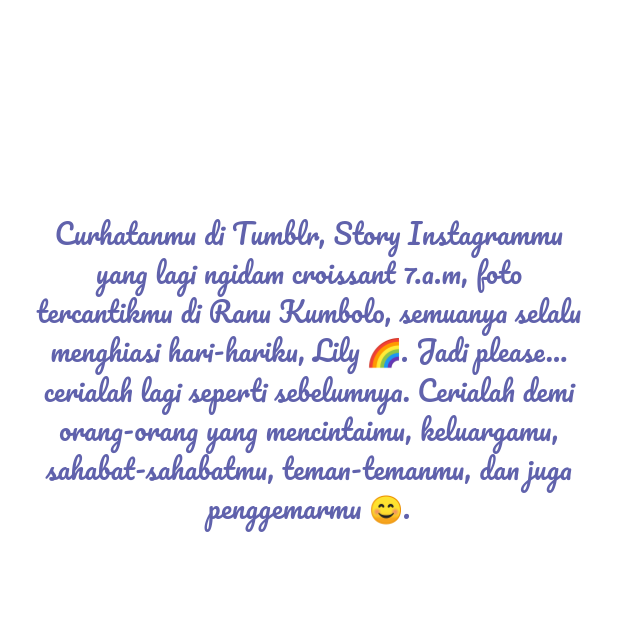
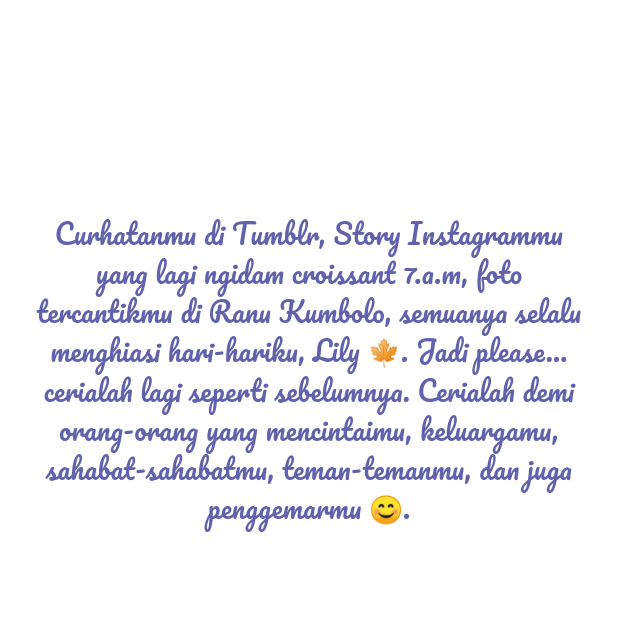
Before and after one commit to azzamt11/for_lily, a Flutter app: the SecondScreen screen opened by its route, on a phone screen of 412 x 824 dp, the top half of it. Run offline on Flutter 3.47's test engine with Material 3 defaults, Android fonts, the phone set to English and light mode, and no system bars; our stand-ins replace auto_route, firebase_core, firebase_database, google_fonts, just_audio, lottie; accounts and stored records are empty.

Commit message:
changing emoji

```diff
--- a/lib/features/second_screen.dart
+++ b/lib/features/second_screen.dart
@@ -39,7 +39,7 @@
                   child: Padding(
                     padding: EdgeInsets.fromLTRB(20, 0, 20, height * 0.4),
                     child: Text(
-                      "Curhatanmu di Tumblr, Story Instagrammu yang lagi ngidam croissant 7.a.m, foto tercantikmu di Ranu Kumbolo, semuanya selalu menghiasi hari-hariku, Lily 🌈. Jadi please... cerialah lagi seperti sebelumnya. Cerialah demi orang-orang yang mencintaimu, keluargamu, sahabat-sahabatmu, teman-temanmu, dan juga penggemarmu 😊.",
+                      "Curhatanmu di Tumblr, Story Instagrammu yang lagi ngidam croissant 7.a.m, foto tercantikmu di Ranu Kumbolo, semuanya selalu menghiasi hari-hariku, Lily 🍁. Jadi please... cerialah lagi seperti sebelumnya. Cerialah demi orang-orang yang mencintaimu, keluargamu, sahabat-sahabatmu, teman-temanmu, dan juga penggemarmu 😊.",
                       style: textTheme.titleSmall,
                       textAlign: TextAlign.center,
                       maxLines: 10,
```
Also changed, not shown: 3 other files.
